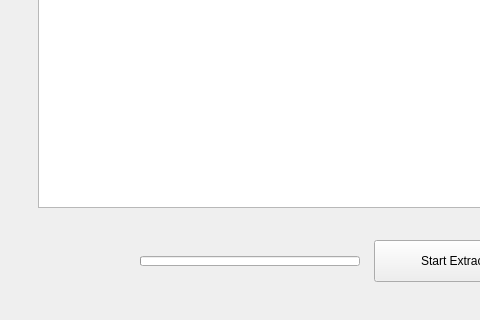
The window that mainwindow.ui (NGF76/FlatExtract) describes before a commit, drawn with Qt 5; both pictures show x 546 to 1026 and y 380 to 700 of the 1120 by 700 pixel window.
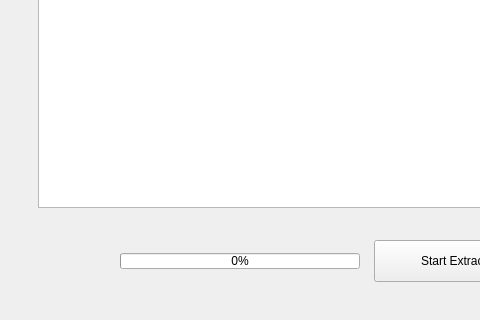
The same window after the commit. Icons and pictures are not drawn.

Patch:
```diff
--- a/mainwindow.ui
+++ b/mainwindow.ui
@@ -506,21 +506,21 @@
        <widget class="QProgressBar" name="progressBar">
         <property name="minimumSize">
          <size>
-          <width>220</width>
-          <height>10</height>
+          <width>240</width>
+          <height>16</height>
          </size>
         </property>
         <property name="maximumSize">
          <size>
-          <width>320</width>
-          <height>10</height>
+          <width>360</width>
+          <height>16</height>
          </size>
         </property>
         <property name="value">
          <number>0</number>
         </property>
         <property name="textVisible">
-         <bool>false</bool>
+         <bool>true</bool>
         </property>
        </widget>
       </item>
```
Left out of the diff: 31 changed lines with no effect on the pictures.
